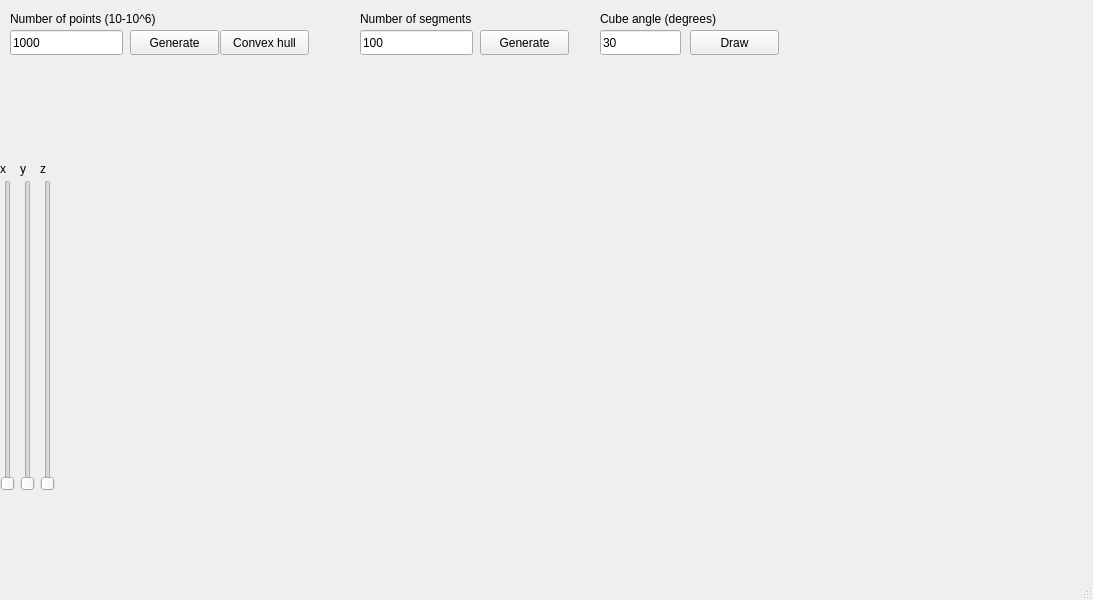
First picture: the form in mainwindow.ui, repository ypldan/computer_graphics, before the edit.
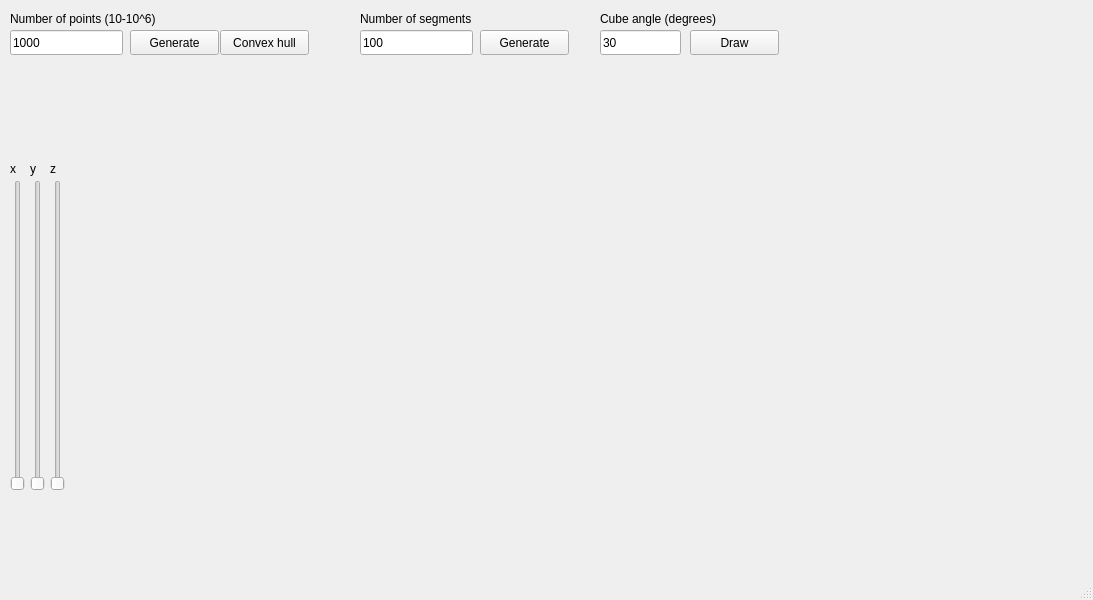
Second picture: the form after the edit.

```diff
--- a/mainwindow.ui
+++ b/mainwindow.ui
@@ -59,7 +59,7 @@
    <widget class="QLabel" name="label2">
     <property name="geometry">
      <rect>
-      <x>660</x>
+      <x>800</x>
       <y>0</y>
       <width>131</width>
       <height>51</height>
@@ -168,7 +168,7 @@
    <widget class="QLabel" name="label_4">
     <property name="geometry">
      <rect>
-      <x>0</x>
+      <x>10</x>
       <y>160</y>
       <width>16</width>
       <height>17</height>
@@ -181,7 +181,7 @@
    <widget class="QLabel" name="label_5">
     <property name="geometry">
      <rect>
-      <x>20</x>
+      <x>30</x>
       <y>160</y>
       <width>31</width>
       <height>17</height>
@@ -194,7 +194,7 @@
    <widget class="QLabel" name="label_6">
     <property name="geometry">
      <rect>
-      <x>40</x>
+      <x>50</x>
       <y>160</y>
       <width>31</width>
       <height>17</height>
@@ -207,7 +207,7 @@
    <widget class="QSlider" name="xSlider">
     <property name="geometry">
      <rect>
-      <x>0</x>
+      <x>10</x>
       <y>180</y>
       <width>16</width>
       <height>311</height>
@@ -223,7 +223,7 @@
    <widget class="QSlider" name="ySlider">
     <property name="geometry">
      <rect>
-      <x>20</x>
+      <x>30</x>
       <y>180</y>
       <width>16</width>
       <height>311</height>
@@ -239,7 +239,7 @@
    <widget class="QSlider" name="zSlider">
     <property name="geometry">
      <rect>
-      <x>40</x>
+      <x>50</x>
       <y>180</y>
       <width>16</width>
       <height>311</height>
```
